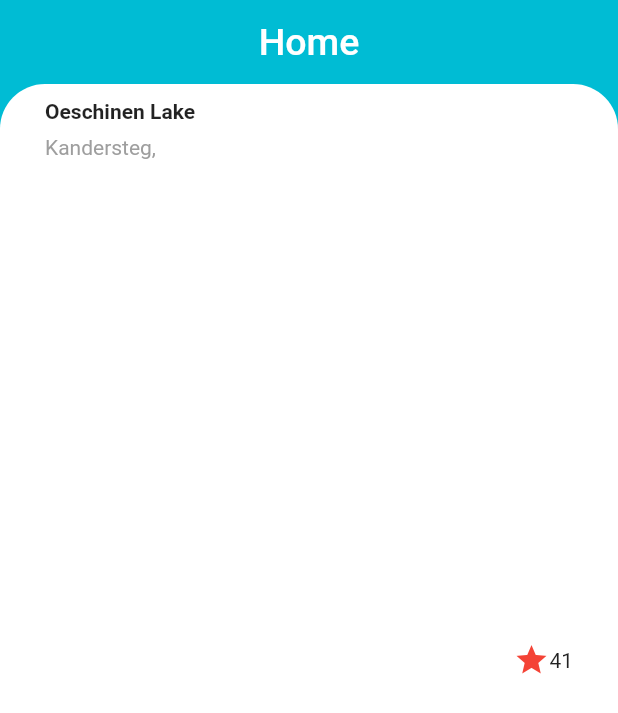
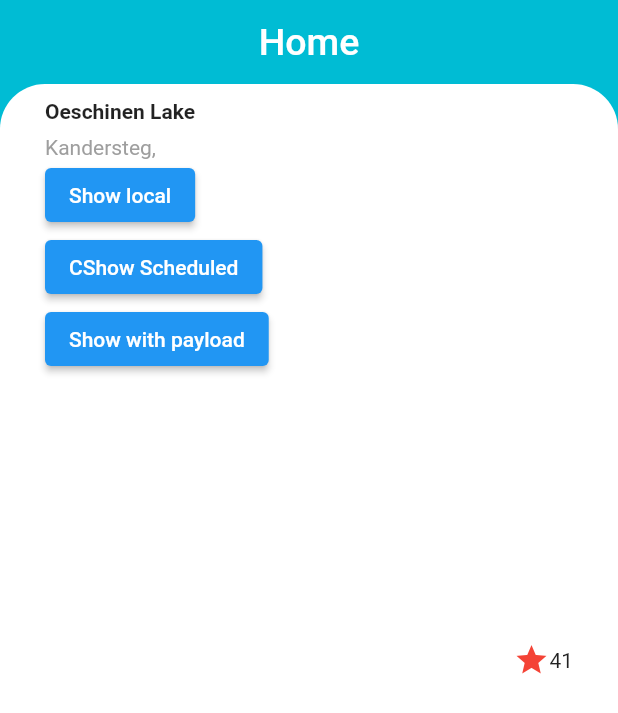
Before and after one commit to LFBRxD/app_ponto_grupohdi, a Flutter app: the HomePage screen opened directly, on a phone screen of 412 x 824 dp. Shown: the top 713 px of the screen. Run offline on Flutter 3.47's test engine with Material 2 defaults, Android fonts, the light colour scheme and no system bars; our stand-ins replace curved_navigation_bar.

Commit message:
Updates para localnotifications

```diff
--- a/lib/main.dart
+++ b/lib/main.dart
@@ -1,6 +1,4 @@
 import 'package:app_grupohdi/pages/LoginPage.dart';
-import 'package:app_grupohdi/pages/PagesController.dart';
-import 'package:app_grupohdi/pages/PontoPage.dart';
 import 'package:flutter/material.dart';
 
 void main() => runApp(const MyApp());
@@ -11,8 +9,8 @@ class MyApp extends StatelessWidget {
   Widget build(BuildContext context) {
     return MaterialApp(
       debugShowCheckedModeBanner: false,
-      // home: LoginPage(),
-      home: PontoPage(),
+      home: LoginPage(),
+      // home: PontoPage(),
     );
   }
 
--- a/lib/pages/Clock.dart
+++ b/lib/pages/Clock.dart
@@ -1,5 +1,6 @@
+import 'dart:async';
+
 import 'package:flutter/material.dart';
-import 'dart:async';
 
 class Clock extends StatefulWidget {
   @override
--- a/lib/pages/HomePage.dart
+++ b/lib/pages/HomePage.dart
@@ -1,4 +1,3 @@
-import 'package:app_grupohdi/pages/sections/Usefull.dart';
 import 'package:flutter/material.dart';
 
 class HomePage extends StatelessWidget {
@@ -52,6 +51,24 @@ class HomePage extends StatelessWidget {
                         color: Colors.grey[500],
                       ),
                     ),
+
+                    ElevatedButton(
+                      onPressed: () => {
+                        //do something
+                      },
+                      child: new Text('Show local'),
+                    ),         ElevatedButton(
+                      onPressed: () => {
+                        //do something
+                      },
+                      child: new Text('CShow Scheduled'),
+                    ),         ElevatedButton(
+                      onPressed: () => {
+                        //do something
+                      },
+                      child: new Text('Show with payload'),
+                    ),
+
                   ],
                 ),
               ),
@@ -61,6 +78,8 @@ class HomePage extends StatelessWidget {
                 color: Colors.red[500],
               ),
               const Text('41'),
+
+
             ],
           ),
         ),
--- a/lib/pages/PontoPage.dart
+++ b/lib/pages/PontoPage.dart
@@ -1,6 +1,5 @@
 import 'dart:convert';
 
-import 'package:app_grupohdi/core/ClockIn.dart';
 import 'package:app_grupohdi/pages/Clock.dart';
 import 'package:flutter/material.dart';
 import 'package:http/http.dart' as http;
@@ -20,7 +19,6 @@ class _PontoPageState extends State<PontoPage> {
     var response = await http.get(url);
     if (response.statusCode == 200) {
       Map<String, dynamic> d = json.decode(response.body);
-      print("OK");
       return d;
     } else {
       throw Exception("Erro ao carregar os dados");
--- a/lib/pages/SettingsPage.dart
+++ b/lib/pages/SettingsPage.dart
@@ -1,4 +1,3 @@
-import 'package:app_grupohdi/pages/sections/Usefull.dart';
 import 'package:flutter/material.dart';
 
 class SettingsPage extends StatelessWidget {
@@ -32,7 +31,7 @@ class SettingsPage extends StatelessWidget {
             child: ListView(
                 padding: const EdgeInsets.only(left: 30, top: 30),
                 children: const <Widget>[
-                  Text("Em contrucao")
+                  Text("Em contrucao"),
                 ])),
       ),
     );
```
Also changed, not shown: pubspec.yaml (+7 -6 lines), pubspec.lock, 1 other file.
